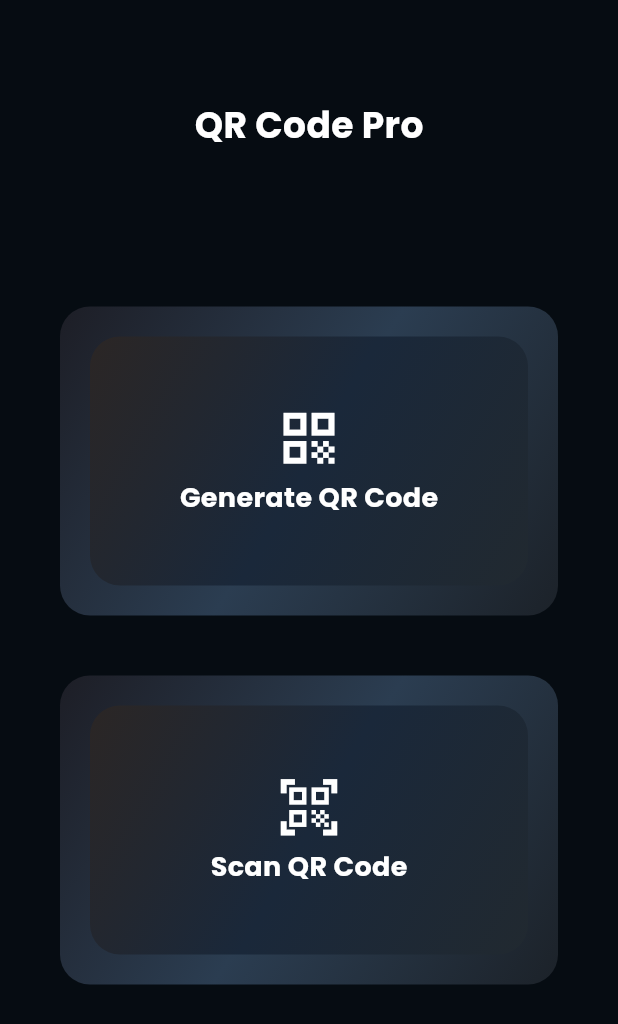
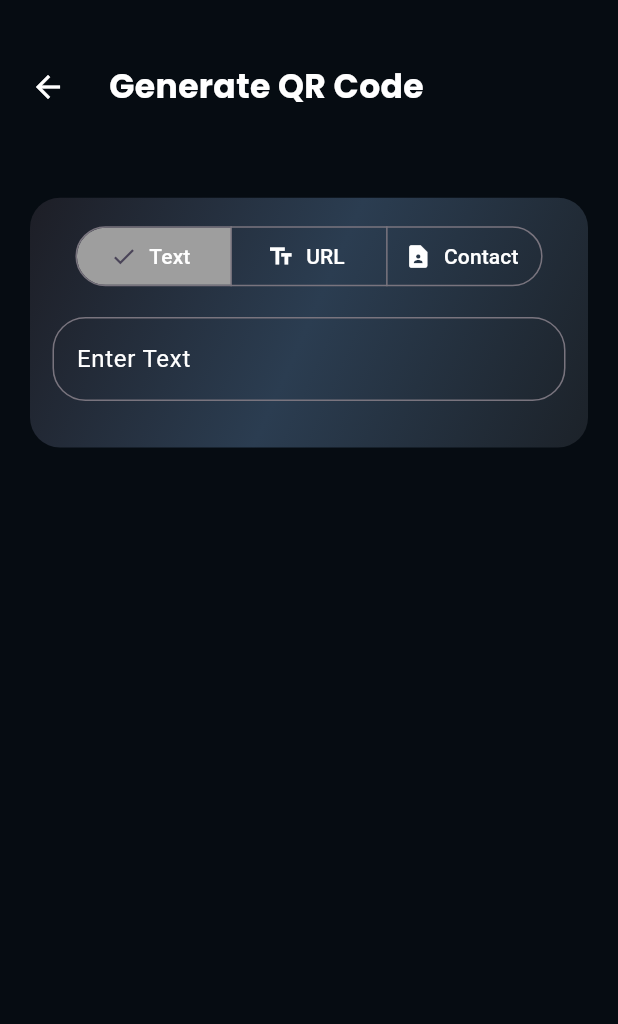
Before and after one commit to Jahid01234/Qr_Code_App, a Flutter app: the screen it shows after launch, after a tap on "Generate QR Code", on a phone screen of 412 x 824 dp. Shown: the top 1024 px of the screen. Run offline on Flutter 3.47's test engine with Material 3 defaults, Android fonts, the phone set to English and light mode, and no system bars; our stand-ins replace flutter_contacts, get, google_fonts, permission_handler, qr_flutter, screenshot and 1 more; missing offline and left inert: mobile_scanner.

Commit message:
- QrCodeGenerate Screen - QrCodeScanner Screen

```diff
--- a/lib/app.dart
+++ b/lib/app.dart
@@ -3,6 +3,7 @@ import 'package:get/get.dart';
 import 'package:qr_code_app/core/bindings/controller_binder.dart';
 import 'package:qr_code_app/core/conts/app_colors.dart';
 import 'package:qr_code_app/core/conts/app_size.dart';
+import 'package:qr_code_app/core/routes/routes.dart';
 import 'package:qr_code_app/features/home/view/home_screen.dart';
 
 class QrCodeApp extends StatelessWidget {
@@ -15,12 +16,11 @@ class QrCodeApp extends StatelessWidget {
       title: 'QR Code Pro',
       debugShowCheckedModeBanner: false,
       initialBinding: ControllerBinder(),
-      //initialRoute: AppRoutes.splash,
-      //getPages: AppRoutes.routes,
+      initialRoute: AppRoutes.home,
+      getPages: AppRoutes.routes,
       theme: ThemeData(
         scaffoldBackgroundColor: AppColors.appPrimary,
       ),
-      home: HomeScreen(),
     );
   }
 }
--- a/lib/core/bindings/controller_binder.dart
+++ b/lib/core/bindings/controller_binder.dart
@@ -1,9 +1,12 @@
 import 'package:get/get.dart';
+import 'package:qr_code_app/features/qr_generate/controller/qr_code_generate_controller.dart';
+import 'package:qr_code_app/features/qr_scan/controller/qr_code_scanner_controller.dart';
 
 class ControllerBinder extends Bindings{
   @override
   void dependencies() {
-    // TODO: implement dependencies
+    Get.put(QrCodeGenerateController());
+    Get.put(QrCodeScannerController());
   }
 
 }
--- a/lib/core/conts/app_colors.dart
+++ b/lib/core/conts/app_colors.dart
@@ -4,7 +4,8 @@ class AppColors{
   static const Color appPrimary = Color(0xff060c12);
   static const Color red = Colors.red;
   static const Color white = Colors.white;
-  static const Color neonBlue = Colors.grey;
+  static const Color grey = Colors.grey;
+  static const Color black = Colors.black;
 
 
   static const LinearGradient appGradient = LinearGradient(
--- a/lib/core/conts/app_texts.dart
+++ b/lib/core/conts/app_texts.dart
@@ -2,5 +2,20 @@ class AppTexts {
   static const String  qrCodePro =  "QR Code Pro";
   static const String generateQrCode =  "Generate QR Code";
   static const String scanQrCode =  "Scan QR Code";
+  static const String shareQrCode =  "Share QR Code";
+  static const String text =  "Text";
+  static const String contact =  "Contact";
+  static const String url =  "URL";
+  static const String name =  "Name";
+  static const String phone =  "Phone";
+  static const String email =  "Email";
+  static const String enterText =  "Enter Text";
+  static const String qrCodeScanner = "QR Code Scanner";
+  static const String cameraPermission = "Camera permission required";
+  static const String scanAgain = "Scan Again";
+  static const String flashOn = "Flash On";
+  static const String flashOff = "Flash Off";
+
+
 
 }
--- /dev/null
+++ b/lib/core/global_widgets/app_back_button.dart
@@ -0,0 +1,38 @@
+import 'package:flutter/material.dart';
+import 'package:get/get.dart';
+import 'package:qr_code_app/core/conts/app_colors.dart';
+import 'package:qr_code_app/core/conts/app_size.dart';
+import 'package:qr_code_app/core/style/global_text_style.dart';
+
+class AppBackButton extends StatelessWidget {
+  final String title;
+
+  const AppBackButton({
+    super.key,
+    required this.title,
+  });
+
+  @override
+  Widget build(BuildContext context) {
+    return Row(
+      children: [
+        GestureDetector(
+          onTap: () => Get.back(),
+          child: Icon(
+              Icons.arrow_back,
+              color: AppColors.white,
+          ),
+        ),
+        SizedBox(width: getWidth(30)),
+        Text(
+          title,
+          style: globalTextStyle(
+            color: AppColors.white,
+            fontSize: 22,
+            fontWeight: FontWeight.w700,
+          ),
+        ),
+      ],
+    );
+  }
+}
--- a/lib/core/routes/routes.dart
+++ b/lib/core/routes/routes.dart
@@ -1,10 +1,16 @@
 import 'package:get/get.dart';
 import 'package:qr_code_app/features/home/view/home_screen.dart';
+import 'package:qr_code_app/features/qr_generate/view/qr_code_generate_screen.dart';
+import 'package:qr_code_app/features/qr_scan/view/qr_code_scanner_screen.dart';
 
 class AppRoutes{
   // Get routes name here.................
   static const String splash = '/splash';
   static const String home = '/home';
+  static const String qrCodeGenerate = '/qrCodeGenerate';
+  static const String qrCodeScanner = '/qrCodeScanner';
+
+
 
 
 
@@ -22,6 +28,16 @@ class AppRoutes{
       page: () => HomeScreen(),
       transition: Transition.leftToRight,
       ),
+    GetPage(
+      name: qrCodeGenerate,
+      page: () => QrCodeGenerateScreen(),
+      transition: Transition.leftToRight,
+    ),
+    GetPage(
+      name: qrCodeScanner,
+      page: () => QrCodeScannerScreen(),
+      transition: Transition.leftToRight,
+    ),
   ];
 
 
--- /dev/null
+++ b/lib/features/qr_generate/controller/qr_code_generate_controller.dart
@@ -0,0 +1,57 @@
+import 'dart:io';
+import 'package:flutter/cupertino.dart';
+import 'package:get/get.dart';
+import 'package:path_provider/path_provider.dart';
+import 'package:screenshot/screenshot.dart';
+import 'package:share_plus/share_plus.dart';
+
+class QrCodeGenerateController extends GetxController{
+  final TextEditingController textEditingController = TextEditingController();
+  final ScreenshotController screenshotController = ScreenshotController();
+  RxString qrData = ''.obs;
+  RxString selectedTye = 'text'.obs;
+
+  final Map<String,TextEditingController> controller = {
+    "name": TextEditingController(),
+    "phone": TextEditingController(),
+    "email": TextEditingController(),
+    "url": TextEditingController(),
+  };
+
+  String generateQRData (){
+    switch (selectedTye.value){
+      case 'contact':
+        return '''BEGIN:VCARD
+        VERSION: 3.0
+        FN: ${controller['name']?.text}
+        TEL: ${controller['phone']?.text}
+        EMAIL: ${controller['email']?.text}
+        END:VCARD''';
+
+      case 'url':
+        String url = controller['url']?.text ?? "";
+        if(!url.startsWith('http://') && !url.startsWith('https://')){
+          url = 'https://$url';
+        }
+        return url;
+
+      default :
+        return textEditingController.text;
+    }
+  }
+
+
+
+  Future<void> shareQRCode() async{
+    final directory = await getApplicationDocumentsDirectory();
+    final imagePath = '${directory.path}/qr_code.png';
+    final capture = await screenshotController.capture();
+    if(capture == null) return;
+
+    File imageFile = File(imagePath);
+    await imageFile.writeAsBytes(capture);
+    await Share.shareXFiles([XFile(imagePath)],text: "Share QR Code");
+  }
+
+
+}
--- /dev/null
+++ b/lib/features/qr_generate/view/qr_code_generate_screen.dart
@@ -0,0 +1,206 @@
+import 'package:flutter/material.dart';
+import 'package:get/get.dart';
+import 'package:qr_code_app/core/conts/app_colors.dart';
+import 'package:qr_code_app/core/conts/app_size.dart';
+import 'package:qr_code_app/core/conts/app_texts.dart';
+import 'package:qr_code_app/core/global_widgets/app_back_button.dart';
+import 'package:qr_code_app/core/global_widgets/custom_button.dart';
+import 'package:qr_code_app/features/qr_generate/controller/qr_code_generate_controller.dart';
+import 'package:qr_flutter/qr_flutter.dart';
+import 'package:screenshot/screenshot.dart';
+
+class QrCodeGenerateScreen extends StatelessWidget {
+  QrCodeGenerateScreen({super.key});
+
+  final QrCodeGenerateController controllers =
+      Get.find<QrCodeGenerateController>();
+
+  @override
+  Widget build(BuildContext context) {
+    return Scaffold(
+      body: SingleChildScrollView(
+        padding: const EdgeInsets.symmetric(horizontal: 20),
+        child: Column(
+          children: [
+            SizedBox(height: getHeight(50)),
+            AppBackButton(title: AppTexts.generateQrCode),
+            SizedBox(height: getHeight(70)),
+            Container(
+              padding: EdgeInsets.all(15),
+              decoration: BoxDecoration(
+                gradient: AppColors.appGradient2,
+                borderRadius: BorderRadius.circular(20),
+              ),
+              child: Column(
+                children: [
+                  Obx(
+                    () => SegmentedButton<String>(
+                      segments: const <ButtonSegment<String>>[
+                        ButtonSegment(
+                          value: "text",
+                          label: Text(
+                            AppTexts.text,
+                            style: TextStyle(
+                                color: AppColors.white,
+                            ),
+                          ),
+                          icon: Icon(
+                              Icons.text_fields,
+                              color: AppColors.white,
+                          ),
+                        ),
+                        ButtonSegment(
+                          value: "url",
+                          label: Text(
+                            AppTexts.url,
+                            style: TextStyle(
+                                color: AppColors.white,
+                            ),
+                          ),
+                          icon: Icon(
+                              Icons.text_fields,
+                              color: AppColors.white,
+                          ),
+                        ),
+                        ButtonSegment(
+                          value: "contact",
+                          label: Text(
+                            AppTexts.contact,
+                            style: TextStyle(
+                                color: AppColors.white,
+                            ),
+                          ),
+                          icon: Icon(
+                            Icons.contact_page,
+                            color: AppColors.white,
+                          ),
+                        ),
+                      ],
+                      selected: <String>{controllers.selectedTye.value},
+                      style: ButtonStyle(
+                        backgroundColor:
+                            MaterialStateProperty.resolveWith<Color?>((states) {
+                              if (states.contains(MaterialState.selected)) {
+                                return AppColors.grey;
+                              }
+                              return Colors.transparent;
+                            }),
+                      ),
+                      onSelectionChanged: (Set<String> selection) {
+                        if (selection.isNotEmpty) {
+                          controllers.selectedTye.value = selection.first;
+                        }
+                        controllers.qrData.value = controllers.generateQRData();
+                      },
+                    ),
+                  ),
+                  SizedBox(height: getHeight(20)),
+                  //Input fields when selected type changes
+                  Obx(() => _buildInputFields()),
+                ],
+              ),
+            ),
+            const SizedBox(height: 20),
+            // show current qrData (for debug / preview)
+            Obx(
+              () => controllers.qrData.isNotEmpty
+                  ? Column(
+                      children: [
+                        Card(
+                          elevation: 0,
+                          shape: RoundedRectangleBorder(
+                            borderRadius: BorderRadius.circular(20),
+                          ),
+                          child: Padding(
+                            padding: const EdgeInsets.all(20),
+                            child: Screenshot(
+                              controller: controllers.screenshotController,
+                              child: QrImageView(
+                                data: controllers.qrData.value,
+                                size: 200,
+                                version: QrVersions.auto,
+                                errorCorrectionLevel: QrErrorCorrectLevel.H,
+                              ),
+                            ),
+                          ),
+                        ),
+                        SizedBox(height: getHeight(50)),
+                        CustomButton(
+                          onTap: controllers.shareQRCode,
+                          title: AppTexts.shareQrCode,
+                          icon: Icons.share,
+                        ),
+                      ],
+                    )
+                  : const SizedBox(),
+            ),
+          ],
+        ),
+      ),
+    );
+  }
+
+  // Build text field.............................
+  Widget _buildTextField(TextEditingController controller, String label) {
+    return Padding(
+      padding: const EdgeInsets.only(bottom: 16),
+      child: TextField(
+        controller: controller,
+        style: TextStyle(color: AppColors.white),
+        decoration: InputDecoration(
+          labelText: label,
+          labelStyle: TextStyle(color: AppColors.white),
+          border: OutlineInputBorder(borderRadius: BorderRadius.circular(22)),
+          focusedBorder: OutlineInputBorder(
+            borderRadius: BorderRadius.circular(22),
+            borderSide: BorderSide(color: AppColors.white),
+          ),
+        ),
+        onChanged: (_) {
+          controllers.qrData.value = controllers.generateQRData();
+        },
+      ),
+    );
+  }
+
+
+  // Build input field.............................
+  Widget _buildInputFields() {
+    switch (controllers.selectedTye.value) {
+      case 'contact':
+        return Column(
+          children: [
+            _buildTextField(controllers.controller['name']!, AppTexts.name),
+            _buildTextField(controllers.controller['phone']!, AppTexts.phone),
+            _buildTextField(controllers.controller['email']!, AppTexts.email),
+          ],
+        );
+
+      case 'url':
+        return _buildTextField(controllers.controller['url']!, AppTexts.url);
+
+      default:
+        return Padding(
+          padding: const EdgeInsets.only(bottom: 16),
+          child: TextField(
+            controller: controllers.textEditingController,
+            style: TextStyle(color: AppColors.white),
+            decoration: InputDecoration(
+              labelText: AppTexts.enterText,
+              labelStyle: TextStyle(color: AppColors.white),
+              border: OutlineInputBorder(
+                borderRadius: BorderRadius.circular(22),
+              ),
+              focusedBorder: OutlineInputBorder(
+                borderRadius: BorderRadius.circular(22),
+                borderSide: BorderSide(color: AppColors.white),
+              ),
+            ),
+            onChanged: (value) {
+              controllers.qrData.value = controllers.generateQRData();
+            },
+          ),
+        );
+    }
+  }
+}
```
Also changed, not shown: lib/core/global_widgets/custom_button.dart (added, +46 -0 lines), lib/features/home/view/home_screen.dart (+9 -2 lines), lib/features/qr_scan/controller/qr_code_scanner_controller.dart (added, +188 -0 lines), lib/features/qr_scan/view/qr_code_scanner_screen.dart (added, +118 -0 lines), 2 other files.
